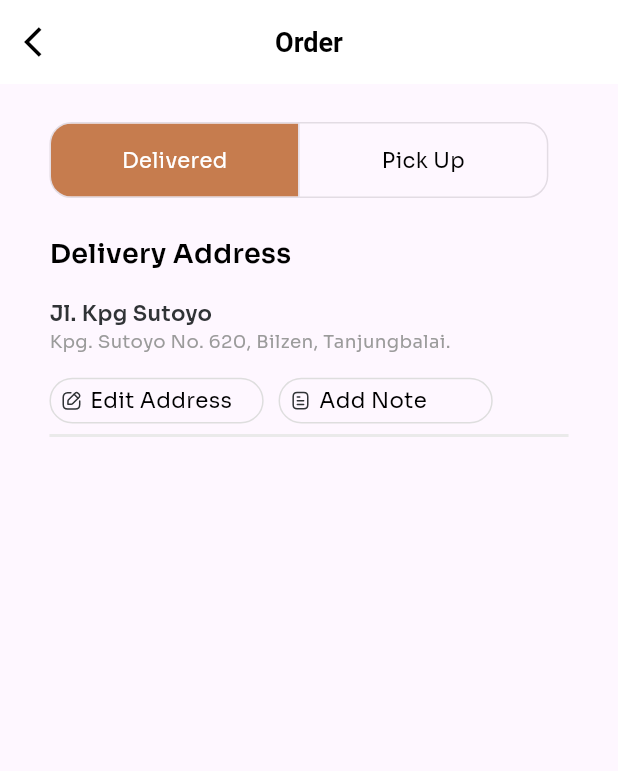
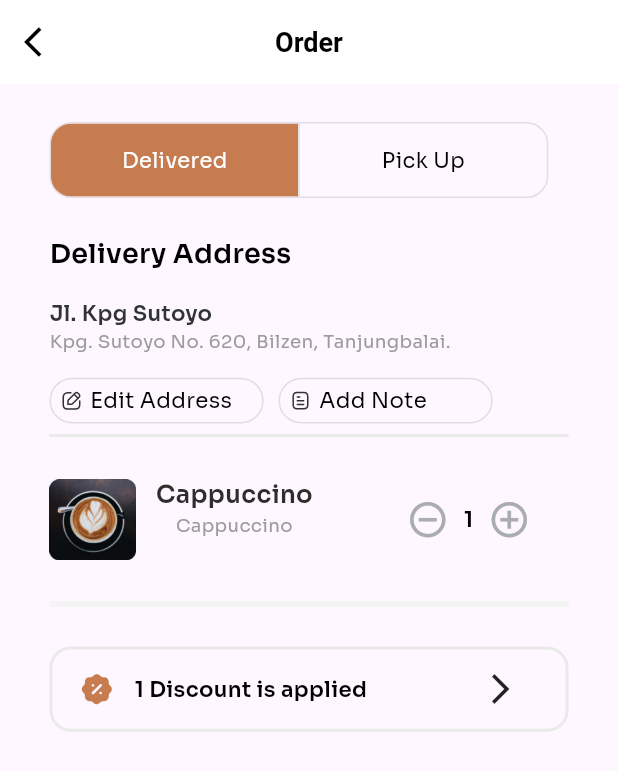
Before and after one commit to KhaledElalfy1/coffee-shop, a Flutter app: the BuyCoffee screen opened directly with sample values from the repository, on a phone screen of 412 x 824 dp. Shown: the top 771 px of the screen. Run offline on Flutter 3.47's test engine with Material 3 defaults, Android fonts, the phone set to English and light mode, and no system bars; our stand-ins replace flutter_screenutil, flutter_svg, gap, readmore.

Commit message:
finish ordr and discount section

```diff
--- a/lib/features/buy_coffee/presentation/view/buy_coffee.dart
+++ b/lib/features/buy_coffee/presentation/view/buy_coffee.dart
@@ -1,7 +1,9 @@
 import 'package:coffe_shop/core/helpers/extentions.dart';
 import 'package:coffe_shop/core/models/coffee_model.dart';
 import 'package:coffe_shop/core/utils/fonts.dart';
+import 'package:coffe_shop/features/buy_coffee/presentation/view/widgets/coupon_container.dart';
 import 'package:coffe_shop/features/buy_coffee/presentation/view/widgets/custom_buy_container.dart';
+import 'package:coffe_shop/features/buy_coffee/presentation/view/widgets/order_amount_container.dart';
 import 'package:coffe_shop/features/buy_coffee/presentation/view/widgets/toggle_button.dart';
 import 'package:flutter/material.dart';
 import 'package:flutter_screenutil/flutter_screenutil.dart';
@@ -52,12 +54,12 @@ class BuyCoffee extends StatelessWidget {
             Gap(16.h),
             Row(
               children: [
-                const CustomOrderContainer(
+                const CustomOrderInfoContainer(
                   imageSvgPAth: 'assets/images/edit.svg',
                   text: 'Edit Address',
                 ),
                 Gap(9.w),
-                const CustomOrderContainer(
+                const CustomOrderInfoContainer(
                   imageSvgPAth: 'assets/images/note.svg',
                   text: 'Add Note',
                 ),
@@ -67,6 +69,22 @@ class BuyCoffee extends StatelessWidget {
               color: Color(0xffEAEAEA),
               thickness: 2,
             ),
+            Padding(
+              padding: EdgeInsets.symmetric(vertical: 20.h),
+              child: OrderAmount(
+                coffeeModel: coffeeModel,
+                increment: () {},
+                decrement: () {},
+              ),
+            ),
+            const Divider(
+              color: Color(0xffF4F4F4),
+              thickness: 4,
+            ),
+            Padding(
+              padding: EdgeInsets.symmetric(vertical: 20.h),
+              child: const CouponContainer(),
+            )
           ],
         ),
       ),
--- /dev/null
+++ b/lib/features/buy_coffee/presentation/view/widgets/coupon_container.dart
@@ -0,0 +1,41 @@
+import 'package:coffe_shop/core/utils/fonts.dart';
+import 'package:flutter/material.dart';
+import 'package:flutter_screenutil/flutter_screenutil.dart';
+import 'package:flutter_svg/svg.dart';
+import 'package:gap/gap.dart';
+
+class CouponContainer extends StatelessWidget {
+  const CouponContainer({super.key});
+
+  @override
+  Widget build(BuildContext context) {
+    return Container(
+      width: 315.w,
+      height: 56.h,
+      decoration: BoxDecoration(
+        border: Border.all(
+          color: const Color(0xffEAEAEA),
+          width: 2,
+        ),
+        borderRadius: BorderRadius.circular(14.r),
+      ),
+      child: Row(
+        children: [
+          Gap(16.w),
+          SvgPicture.asset(
+            'assets/images/Discount.svg',
+          ),
+          Gap(12.w),
+          Text(
+            '1 Discount is applied',
+            style: AppFonts.semiBold14whit.copyWith(color: Colors.black),
+          ),
+          Gap(70.w),
+          const Icon(
+            Icons.arrow_forward_ios,
+          ),
+        ],
+      ),
+    );
+  }
+}
--- a/lib/features/buy_coffee/presentation/view/widgets/custom_buy_container.dart
+++ b/lib/features/buy_coffee/presentation/view/widgets/custom_buy_container.dart
@@ -5,8 +5,8 @@ import 'package:flutter_screenutil/flutter_screenutil.dart';
 import 'package:flutter_svg/svg.dart';
 import 'package:gap/gap.dart';
 
-class CustomOrderContainer extends StatelessWidget {
-  const CustomOrderContainer({
+class CustomOrderInfoContainer extends StatelessWidget {
+  const CustomOrderInfoContainer({
     super.key,
     required this.imageSvgPAth,
     required this.text,
--- /dev/null
+++ b/lib/features/buy_coffee/presentation/view/widgets/order_amount_container.dart
@@ -0,0 +1,64 @@
+import 'package:coffe_shop/core/models/coffee_model.dart';
+import 'package:coffe_shop/core/utils/fonts.dart';
+import 'package:flutter/material.dart';
+import 'package:flutter_screenutil/flutter_screenutil.dart';
+import 'package:gap/gap.dart';
+
+class OrderAmount extends StatelessWidget {
+  const OrderAmount({
+    super.key,
+    required this.coffeeModel,
+    this.increment,
+    this.decrement,
+  });
+
+  final CoffeeModel coffeeModel;
+  final void Function()? increment;
+  final void Function()? decrement;
+  @override
+  Widget build(BuildContext context) {
+    return SizedBox(
+      width: 315.w,
+      height: 55.h,
+      child: Row(
+        children: [
+          Image.asset(
+            coffeeModel.image,
+            height: 54,
+          ),
+          Gap(12.w),
+          Column(
+            children: [
+              Text(
+                coffeeModel.type,
+                style: AppFonts.semiBold16Black,
+              ),
+              Text(coffeeModel.type, style: AppFonts.regular12LightBlack),
+            ],
+          ),
+          Gap(48.w),
+          IconButton(
+            onPressed: decrement,
+            icon: Icon(
+              Icons.remove_circle_outline_outlined,
+              color: const Color(0xffAAADB0),
+              size: 28.sp,
+            ),
+          ),
+          Text(
+            '1',
+            style: AppFonts.semiBold14whit.copyWith(color: Colors.black),
+          ),
+          IconButton(
+            onPressed: increment,
+            icon: Icon(
+              Icons.add_circle_outline,
+              color: const Color(0xffAAADB0),
+              size: 28.sp,
+            ),
+          ),
+        ],
+      ),
+    );
+  }
+}
```
Also changed, not shown: lib/features/buy_coffee/presentation/view/widgets/delevry_action.dart (deleted, +0 -31 lines), lib/features/buy_coffee/presentation/view/widgets/delivery_kind.dart (deleted, +0 -39 lines), assets/images/Discount.svg (added).
